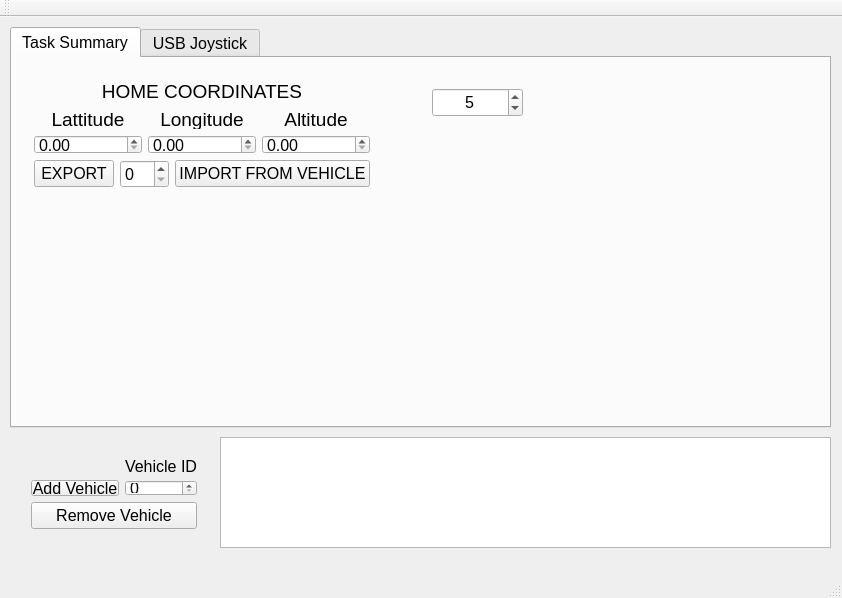
The window that ProjectSource/SwarmGUI/swarmcontroller_gui.ui (majorpr13/SwarmingVehicles) describes before a commit, drawn with Qt 5.
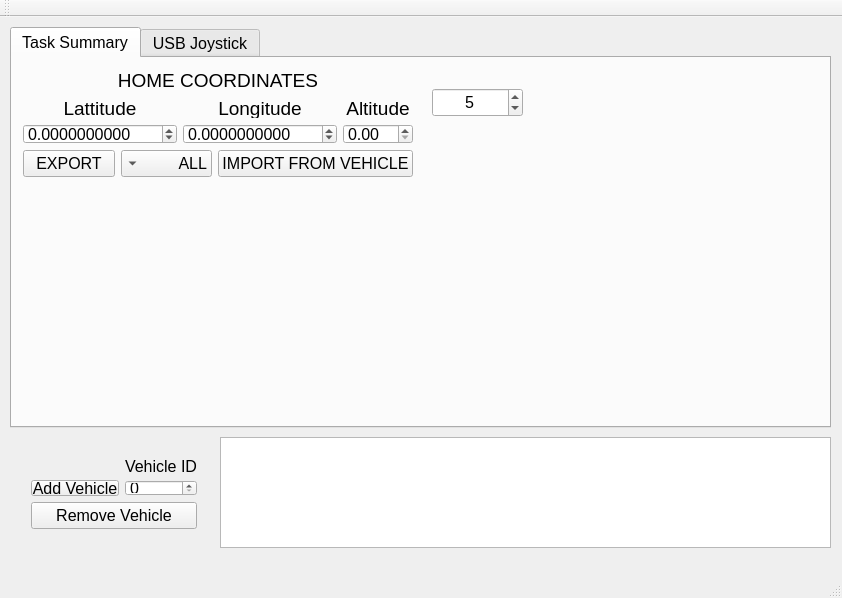
The same window after the commit. The open tabs and pages were chosen to show the change. Custom widgets are drawn as their Qt base class.

What changed in the file:
```diff
--- a/ProjectSource/SwarmGUI/swarmcontroller_gui.ui
+++ b/ProjectSource/SwarmGUI/swarmcontroller_gui.ui
@@ -51,12 +51,12 @@
        <number>5</number>
       </property>
      </widget>
-     <widget class="QWidget" name="">
+     <widget class="QWidget" name="layoutWidget">
       <property name="geometry">
        <rect>
-        <x>11</x>
-        <y>11</y>
-        <width>358</width>
+        <x>0</x>
+        <y>0</y>
+        <width>412</width>
         <height>130</height>
        </rect>
       </property>
@@ -113,6 +113,15 @@
                <property name="alignment">
                 <set>Qt::AlignLeading|Qt::AlignLeft|Qt::AlignVCenter</set>
                </property>
+               <property name="decimals">
+                <number>10</number>
+               </property>
+               <property name="minimum">
+                <double>-180.000000000000000</double>
+               </property>
+               <property name="maximum">
+                <double>180.000000000000000</double>
+               </property>
               </widget>
              </item>
             </layout>
@@ -147,6 +156,15 @@
                  <pointsize>12</pointsize>
                 </font>
                </property>
+               <property name="decimals">
+                <number>10</number>
+               </property>
+               <property name="minimum">
+                <double>-180.000000000000000</double>
+               </property>
+               <property name="maximum">
+                <double>180.000000000000000</double>
+               </property>
               </widget>
              </item>
             </layout>
@@ -199,7 +217,16 @@
           </widget>
          </item>
          <item>
-          <widget class="QSpinBox" name="spinBox_VehicleHome"/>
+          <widget class="QComboBox" name="comboBox_VehicleHome">
+           <property name="layoutDirection">
+            <enum>Qt::RightToLeft</enum>
+           </property>
+           <item>
+            <property name="text">
+             <string>ALL</string>
+            </property>
+           </item>
+          </widget>
          </item>
          <item>
           <widget class="QPushButton" name="pushButton_ImportHome">
```
Left out of the diff: 4 changed lines with no effect on the pictures.
